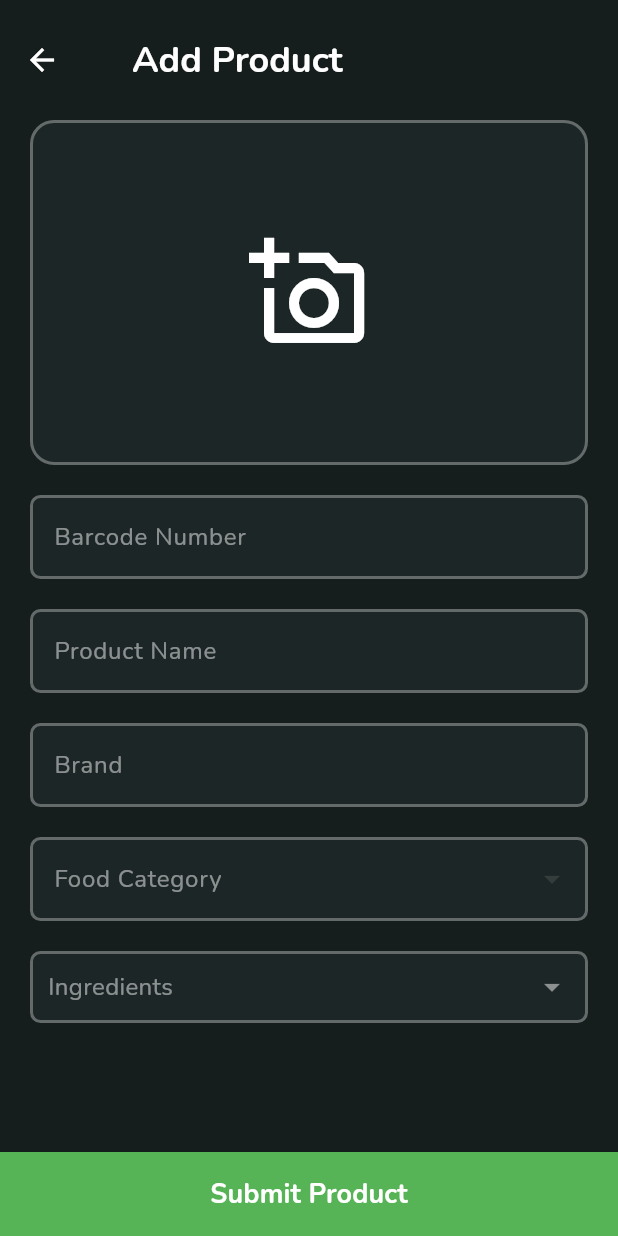
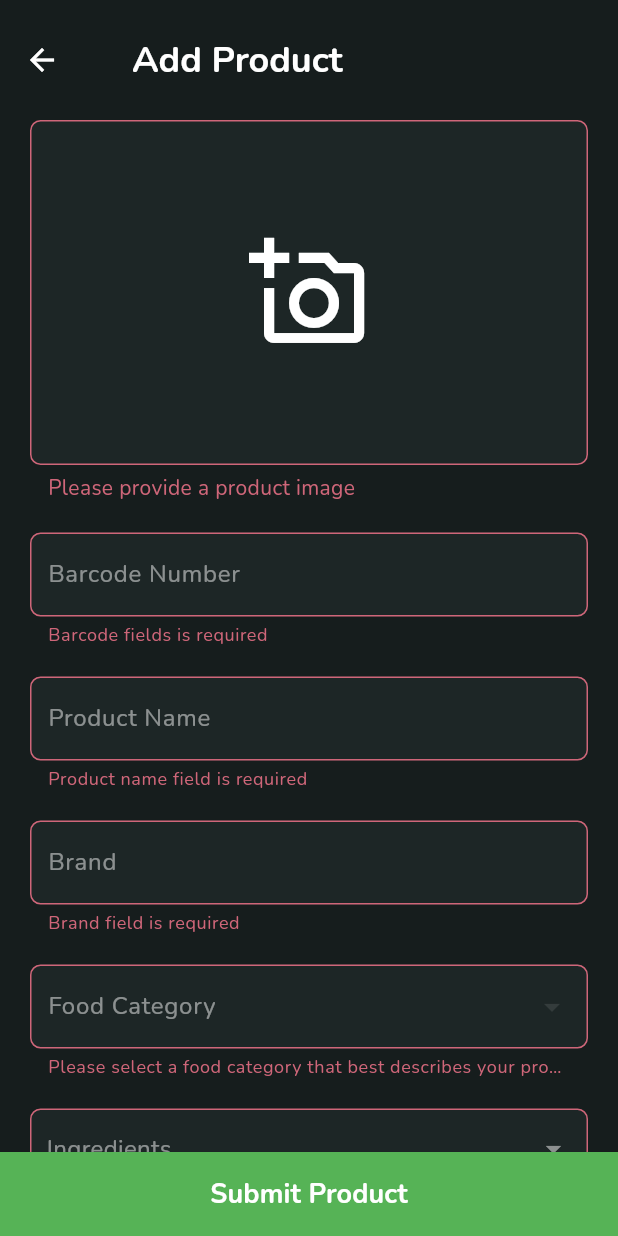
Before and after one commit to justPhyniX/ratemybite-flutter, a Flutter app: the AddProduct screen opened directly, after a tap on "Submit Product", on a phone screen of 412 x 824 dp. Run offline on Flutter 3.47's test engine with Material 3 defaults, Android fonts, the phone set to English and light mode, and no system bars; drawn by our look-alikes of multi_select_flutter; our stand-ins replace flutter_svg, image_picker, permission_handler; missing offline and left inert: mobile_scanner; network calls fail.

Commit message:
addProduct is ready but not tested - added validation for every field in the add product form - added addProduct method in data service - created ProductPostDto for handling product post json body - added rate method which gets each selected ingredient score and returns a rating character

```diff
--- /dev/null
+++ b/lib/Models/DTOs/ProductPostDto.dart
@@ -0,0 +1,52 @@
+import 'package:ratemybite/Models/Ingredient.dart';
+
+class ProductPostDto {
+  final String barcode;
+  final String foodCategory;
+  final String brand;
+  final String rating;
+  final String productTitle;
+  final List<String> ingredients;
+
+  ProductPostDto(
+    this.barcode,
+    this.foodCategory,
+    this.brand,
+    this.rating,
+    this.productTitle,
+    this.ingredients
+  );
+
+  Map<String, dynamic> toJson() {
+    return {
+      'barcode': barcode,
+      'foodCategory': foodCategory,
+      'company': brand,
+      'nutritionScore': rating,
+      'name': productTitle,
+      'ingredients': ingredients
+    };
+  }
+}
+
+String rate(List<int> ingredientScores) {
+  int sum = 0;
+  // Get each ingredient score and calculate the average
+  for (final score in ingredientScores) {
+    sum += score;
+  }
+  double average = sum / ingredientScores.length;
+
+  // Pick a letter depending on the average price
+  if (average > 0 && average <= 20) {
+    return 'A';
+  } else if (average > 20 && average <= 40) {
+    return 'B';
+  } else if (average > 40 && average <= 60) {
+    return 'C';
+  } else if (average > 60 && average <= 80) {
+    return 'D';
+  } else {
+    return 'E';
+  }
+}
--- a/lib/pages/add_product.dart
+++ b/lib/pages/add_product.dart
@@ -1,6 +1,7 @@
 import 'dart:io';
 import 'package:flutter/material.dart';
 import 'package:image_picker/image_picker.dart';
+import 'package:ratemybite/Models/DTOs/ProductPostDto.dart';
 import 'package:ratemybite/data_service.dart';
 import 'package:multi_select_flutter/multi_select_flutter.dart';
 
@@ -93,6 +94,18 @@ class _AddProductState extends State<AddProduct> {
                 key: _addProductFormKey,
                 child: Column(
                   children: [
+                    // Add Image
+                    FormField<File>(
+                      validator: (value) {
+                        if (_productImage == null) {
+                          return 'Please provide a product image';
+                        }
+                        return null;
+                      },
+                      builder: (state) {
+                        return Column(
+                          crossAxisAlignment: CrossAxisAlignment.start,
+                          children: [
                             GestureDetector(
                               onTap: _pickImage,
                               child: Container(
@@ -100,10 +113,11 @@ class _AddProductState extends State<AddProduct> {
                                 height: 230,
                                 decoration: BoxDecoration(
                                   color: Theme.of(context).colorScheme.primaryContainer,
-                          borderRadius: BorderRadius.circular(16),
+                                  borderRadius: BorderRadius.circular(7),
                                   border: Border.all(
-                            color: Colors.white.withAlpha(80),
-                            width: 2,
+                                    color: state.hasError
+                                      ? Theme.of(context).colorScheme.error
+                                      : Colors.white.withAlpha(80),
                                   ),
                                 ),
                                 child: _productImage == null
@@ -120,10 +134,37 @@ class _AddProductState extends State<AddProduct> {
                                   ),
                               ),
                             ),
+                            if(state.hasError)
+                            Padding(
+                              padding: const EdgeInsets.only(left: 12.0, top: 5.0),
+                              child: Text(
+                                state.errorText ?? '',
+                                style: TextStyle(
+                                  color: Theme.of(context).colorScheme.error,
+                                ),
+                              ),
+                            )
+                          ],
+                        );
+                      },
+                    ),
                     SizedBox(height: 20),
+
                     // Barcode number
                     TextFormField(
                       controller: _barcodeController,
+                      keyboardType: TextInputType.number,
+                      validator: (value) {
+                        if(value == null || value.trim().isEmpty) {
+                          return 'Barcode fields is required';
+                        }
+
+                        if(!RegExp(r'^[0-9]+$').hasMatch(value)) {
+                          return 'Only numbers are allowed';
+                        }
+
+                        return null;
+                      },
                       decoration: InputDecoration(
                         labelText: 'Barcode Number',
                         labelStyle: TextStyle(color: Colors.white.withAlpha(125)),
@@ -151,12 +192,25 @@ class _AddProductState extends State<AddProduct> {
                         ),
                         filled: true,
                         fillColor: Theme.of(context).colorScheme.primaryContainer,
+                        contentPadding: EdgeInsets.symmetric(horizontal: 8.0, vertical: 16.0)
                       ),
                     ),
                     SizedBox(height: 20),
+
                     // Product name
                     TextFormField(
                       controller: _productNameController,
+                      validator: (value) {
+                        if(value == null || value.trim().isEmpty) {
+                          return 'Product name field is required';
+                        }
+
+                        if(!RegExp(r'^[a-zA-Z0-9\- ]+$').hasMatch(value)) {
+                          return 'Only letters, numbers, spaces, and dashes are allowed';
+                        }
+
+                        return null;
+                      },
                       decoration: InputDecoration(
                         labelText: 'Product Name',
                         labelStyle: TextStyle(color: Colors.white.withAlpha(125)),
@@ -184,12 +238,25 @@ class _AddProductState extends State<AddProduct> {
                         ),
                         filled: true,
                         fillColor: Theme.of(context).colorScheme.primaryContainer,
+                        contentPadding: EdgeInsets.symmetric(horizontal: 8.0, vertical: 16.0)
                       ),
                     ),
                     SizedBox(height: 20),
+
                     // Brand
                     TextFormField(
                       controller: _brandController,
+                      validator: (value) {
+                        if(value == null || value.trim().isEmpty) {
+                          return 'Brand field is required';
+                        }
+
+                        if(!RegExp(r'^[a-zA-Z0-9\- ]+$').hasMatch(value)) {
+                          return 'Only letters, numbers, spaces, and dashes are allowed';
+                        }
+
+                        return null;
+                      },
                       decoration: InputDecoration(
                         labelText: 'Brand',
                         labelStyle: TextStyle(color: Colors.white.withAlpha(125)),
@@ -198,31 +265,29 @@ class _AddProductState extends State<AddProduct> {
                           borderRadius: BorderRadius.circular(7),
                           borderSide: BorderSide(
                             color: Colors.white.withAlpha(80),
-                            width: 2,
                           ),
                         ),
                         enabledBorder: OutlineInputBorder(
                           borderRadius: BorderRadius.circular(7),
                           borderSide: BorderSide(
                             color: Colors.white.withAlpha(80),
-                            width: 2,
                           ),
                         ),
                         focusedBorder: OutlineInputBorder(
                           borderRadius: BorderRadius.circular(7),
                           borderSide: BorderSide(
                             color: Colors.white.withAlpha(80),
-                            width: 2,
                           ),
                         ),
                         filled: true,
                         fillColor: Theme.of(context).colorScheme.primaryContainer,
+                        contentPadding: EdgeInsets.symmetric(horizontal: 8.0, vertical: 16.0)
                       ),
                     ),
                     SizedBox(height: 20),
+
                     // Food Category Dropdown
                     DropdownButtonFormField<String>(
-                      value: _selectedFoodCategory,
                       items: _foodCategories
                         .map((category) => DropdownMenuItem<String>(
                              value: category,
@@ -232,10 +297,16 @@ class _AddProductState extends State<AddProduct> {
                              ),
                            ))
                         .toList(),
-                      onChanged: (String? newValue) {
+                      onChanged: (String? value) {
                         setState(() {
-                          _selectedFoodCategory = newValue;
+                          _selectedFoodCategory = value;
                         });
+                      },
+                      validator: (value) {
+                        if (value == null) {
+                          return 'Please select a food category that best describes your product';
+                        }
+                        return null;
                       },
                       decoration: InputDecoration(
                         labelText: 'Food Category',
@@ -264,12 +335,26 @@ class _AddProductState extends State<AddProduct> {
                         ),
                         filled: true,
                         fillColor: Theme.of(context).colorScheme.primaryContainer,
+                        contentPadding: EdgeInsets.symmetric(horizontal: 8.0, vertical: 16.0)
                       ),
                       dropdownColor: Theme.of(context).colorScheme.primaryContainer,
                     ),
                     SizedBox(height: 20),
+
+                    // Ingredients Dropdown
+                    FormField<List<String>>(
+                      validator: (value) {
+                        if (value == null || value.isEmpty) {
+                          return 'Please select ingredients';
+                        }
+                        return null;
+                      },
+                      builder: (state) {
+                        return Column(
+                          crossAxisAlignment: CrossAxisAlignment.start,
+                          children: [
                             MultiSelectDialogField<String>(
-                      dialogHeight: 530,
+                              dialogHeight: 500,
                               items: _ingredients
                                   .map((ingredient) => MultiSelectItem<String>(ingredient, ingredient))
                                   .toList(),
@@ -279,8 +364,10 @@ class _AddProductState extends State<AddProduct> {
                                 color: Theme.of(context).colorScheme.primaryContainer,
                                 borderRadius: BorderRadius.all(Radius.circular(7)),
                                 border: Border.all(
-                          color: Colors.white.withAlpha(80),
-                          width: 2,
+                                  color: state.hasError
+                                    ? Theme.of(context).colorScheme.error
+                                    : Colors.white.withAlpha(80),
+                                  width: 1,
                                 ),
                               ),
                               buttonIcon: Icon(
@@ -292,6 +379,7 @@ class _AddProductState extends State<AddProduct> {
                                 style: TextStyle(
                                   color: Colors.white.withAlpha(125),
                                   fontSize: 16,
+                                  height: 2,
                                 ),
                               ),
                               searchable: true,
@@ -305,14 +393,33 @@ class _AddProductState extends State<AddProduct> {
                               onConfirm: (values) {
                                 setState(() {
                                   _selectedIngredients = values;
+                                  state.didChange(values);
                                 });
                               },
                               chipDisplay: MultiSelectChipDisplay(
                                 chipColor: Theme.of(context).colorScheme.primary,
-                        textStyle: TextStyle(color: Colors.white),
+                                textStyle: TextStyle(
+                                  color: Colors.white,
+                                  fontWeight: FontWeight.bold
                                 ),
                               ),
-                    SizedBox(height: 80), // Add spacing so content isn't hidden behind the button
+                            ),
+                            if (state.hasError)
+                            Padding(
+                              padding: const EdgeInsets.only(left: 12.0, top: 5.0),
+                              child: Text(
+                                state.errorText ?? '',
+                                style: TextStyle(
+                                  color: Theme.of(context).colorScheme.error,
+                                  fontSize: 12,
+                                ),
+                              ),
+                            ),
+                          ],
+                        );
+                      },
+                    ),
+                    SizedBox(height: 80),
                   ],
                 ),
               )
@@ -330,9 +437,23 @@ class _AddProductState extends State<AddProduct> {
             ),
             backgroundColor: Theme.of(context).colorScheme.primary,
           ),
-          onPressed: () {
+          onPressed: () async {
             if (_addProductFormKey.currentState!.validate()) {
-              // Process the form data
+              // Rate the product based on its provided ingredients
+              final ingredientScores = dataService.GetIngredientScores(_selectedIngredients);
+
+              // Create a ProductPostDto from the user provided data
+              final product = ProductPostDto(
+                _barcodeController.text.trim(),
+                _selectedFoodCategory!,
+                _brandController.text.trim(),
+                rate(await ingredientScores),
+                _productNameController.text.trim(),
+                _selectedIngredients
+              );
+
+
+              // TODO: send an actual productPostDto and check for exceptions with try-catch blocks
             }
           },
           child: Text(
```
Also changed, not shown: lib/data_service.dart (+70 -10 lines). Lines whose indentation alone changed are shown as unchanged.
